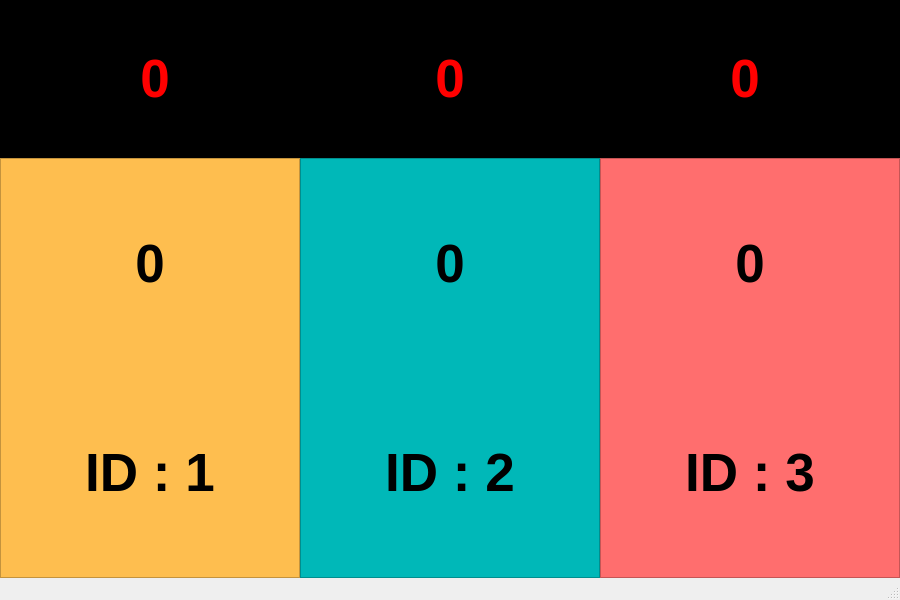
Before: the Qt Designer form ui.ui in ChingChieh/PsychoProject, drawn with Qt 5.
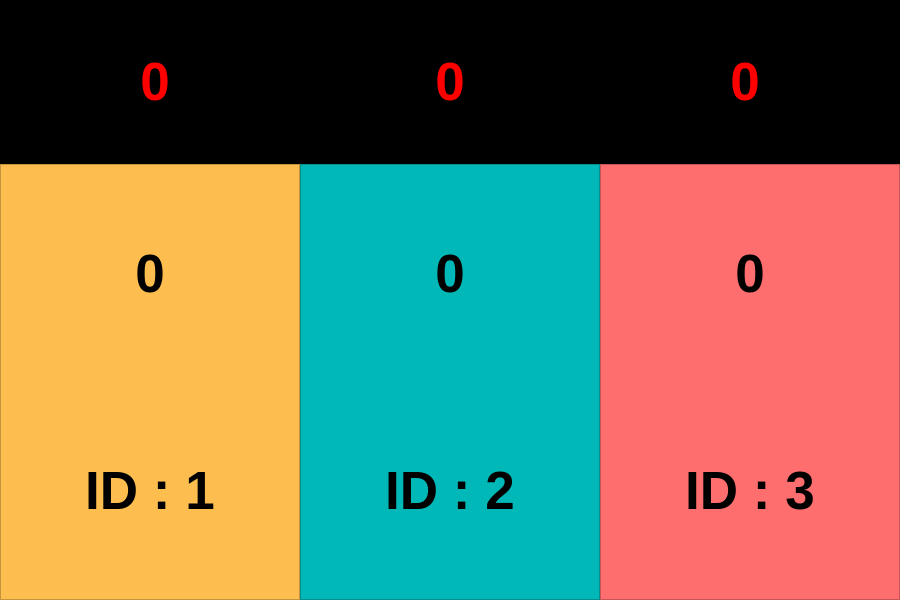
After: the same form once the commit is applied.

Commit message:
Implement multiple layout
1. set stop view
2. set start view
3. allocate src function

The edit to the form file:
```diff
--- a/ui.ui
+++ b/ui.ui
@@ -25,7 +25,7 @@
    </property>
    <property name="maximumSize">
     <size>
-     <width>900</width>
+     <width>16777215</width>
      <height>16777215</height>
     </size>
    </property>
@@ -34,7 +34,7 @@
    </property>
    <layout class="QHBoxLayout" name="horizontalLayout_5">
     <property name="sizeConstraint">
-     <enum>QLayout::SetMaximumSize</enum>
+     <enum>QLayout::SetDefaultConstraint</enum>
     </property>
     <property name="leftMargin">
      <number>0</number>
@@ -69,7 +69,7 @@
          <item>
           <layout class="QHBoxLayout" name="horizontalLayout_7" stretch="1,0,2,0,2,0,1">
            <property name="sizeConstraint">
-            <enum>QLayout::SetMaximumSize</enum>
+            <enum>QLayout::SetDefaultConstraint</enum>
            </property>
            <item>
             <spacer name="horizontalSpacer_9">
@@ -224,7 +224,7 @@
            <item>
             <layout class="QVBoxLayout" name="verticalLayout_2" stretch="1,1,2,1,1">
              <property name="sizeConstraint">
-              <enum>QLayout::SetMaximumSize</enum>
+              <enum>QLayout::SetDefaultConstraint</enum>
              </property>
              <item>
               <spacer name="verticalSpacer_2">
@@ -596,7 +596,7 @@
            <item>
             <layout class="QVBoxLayout" name="verticalLayout_4" stretch="1,1,2,1,1">
              <property name="sizeConstraint">
-              <enum>QLayout::SetMinAndMaxSize</enum>
+              <enum>QLayout::SetDefaultConstraint</enum>
              </property>
              <item>
               <spacer name="verticalSpacer_11">
@@ -757,7 +757,6 @@
     </item>
    </layout>
   </widget>
-  <widget class="QStatusBar" name="statusbar"/>
  </widget>
  <resources/>
  <connections/>
```
Left out of the diff: 6 changed lines with no effect on the pictures. The commit also changes 4 other files.
